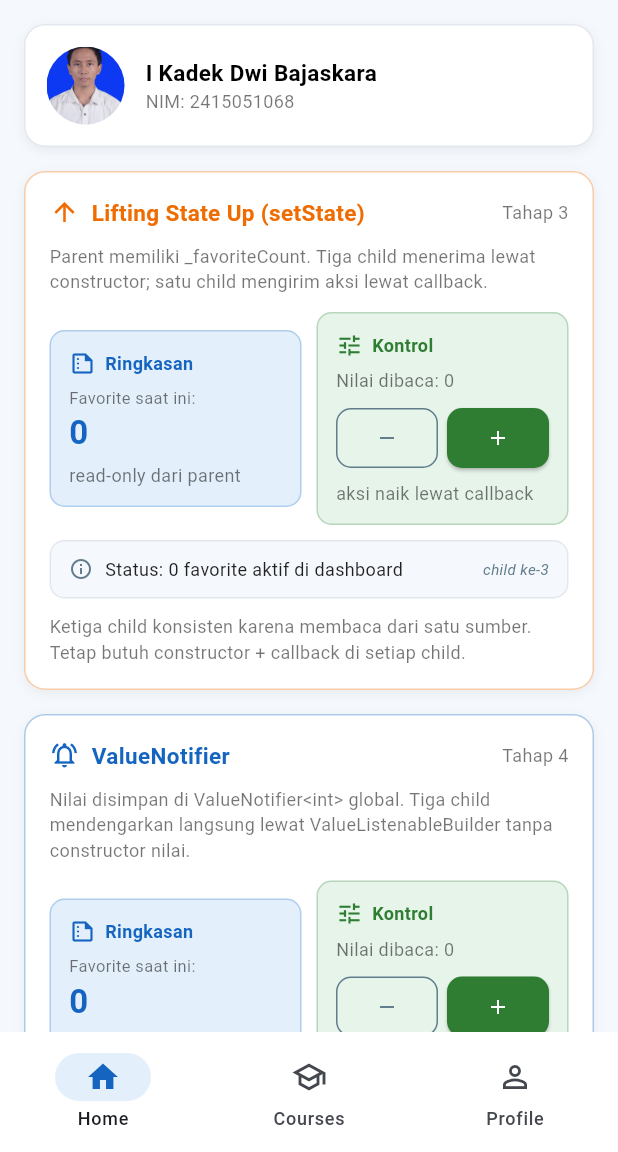
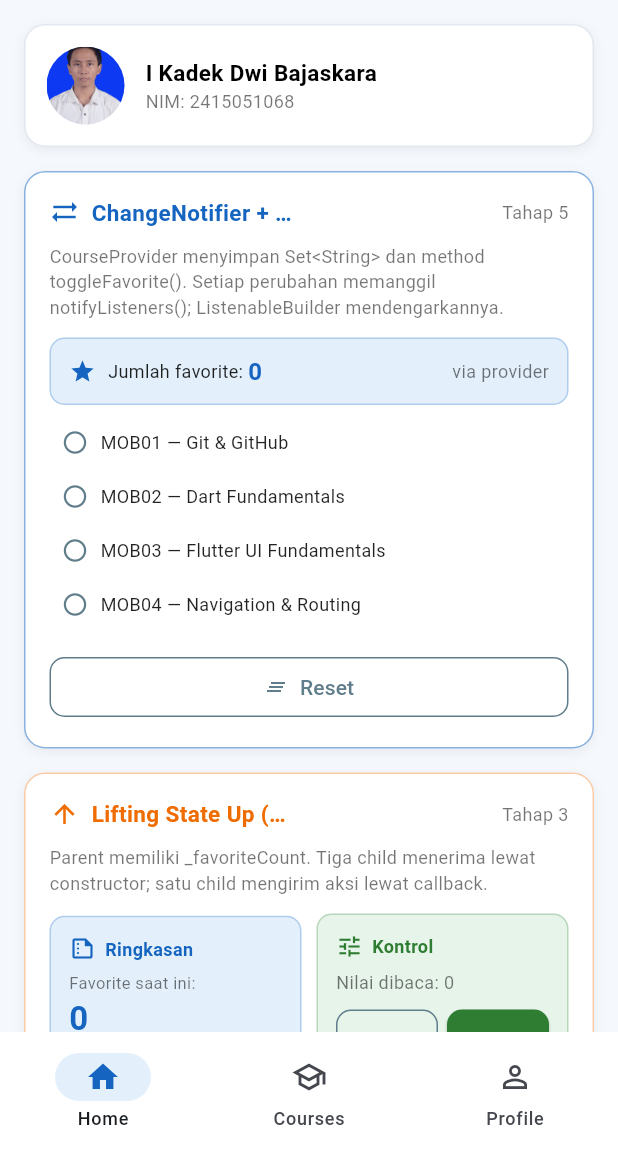
Before and after one commit to shiroKaraa/Course-Explorer-v2, a Flutter app: the screen it shows after launch, on a phone screen of 412 x 824 dp, the part 84-1236 px from its top. Run offline on Flutter 3.47's test engine with Material 3 defaults, Android fonts, the phone set to English and light mode, and no system bars.

Commit message:
Buat ChangeNotifier untuk state course

```diff
--- /dev/null
+++ b/lib/course_provider.dart
@@ -0,0 +1,37 @@
+import 'package:flutter/foundation.dart';
+
+class CourseProvider extends ChangeNotifier {
+
+  final Set<String> _favorites = <String>{};
+
+
+  Set<String> get favorites => Set.unmodifiable(_favorites);
+
+  int get favoriteCount => _favorites.length;
+
+  bool isFavorite(String code) => _favorites.contains(code);
+
+  void toggleFavorite(String code) {
+    if (_favorites.contains(code)) {
+      _favorites.remove(code);
+    } else {
+      _favorites.add(code);
+    }
+    notifyListeners();
+  }
+
+  void setFavorite(String code, bool value) {
+    if (value) {
+      _favorites.add(code);
+    } else {
+      _favorites.remove(code);
+    }
+    notifyListeners();
+  }
+
+  void clearFavorites() {
+    if (_favorites.isEmpty) return;
+    _favorites.clear();
+    notifyListeners();
+  }
+}
--- a/lib/main.dart
+++ b/lib/main.dart
@@ -1,6 +1,7 @@
 import 'dart:convert';
 import 'package:flutter/material.dart';
 import 'package:flutter/services.dart' show rootBundle, Clipboard, ClipboardData;
+import 'course_provider.dart';
 import 'quiz_data.dart';
 
 // ===== IDENTITAS =====
@@ -27,11 +28,12 @@ final Future<Json> studentDataFuture = rootBundle
     .loadString('assets/data/student_data.json')
     .then((s) => jsonDecode(s) as Json);
 
-// ===== SHARED STATE (dipakai lintas widget/screen) =====
+// ===== SHARED STATE LAMA (masih dipakai widget yang belum dimigrasi) =====
 final favorites = ValueNotifier<Set<String>>(<String>{});
 final quizScore = ValueNotifier<int?>(null);
 final courseFilter = ValueNotifier<String>('all');
 final favoriteCounter = ValueNotifier<int>(0);
+final courseProvider = CourseProvider();
 
 extension CourseX on Json {
   String str(String k, [String d = '-']) => this[k]?.toString() ?? d;
@@ -100,7 +102,14 @@ Widget cardHeader(IconData icon, String title, Widget trailing,
     Row(children: [
       Icon(icon, color: color, size: iconSize),
       const SizedBox(width: 8),
-      Text(title, style: ts(15, w: FontWeight.bold, color: color)),
+      Expanded(                          // ← tambahkan ini
+        child: Text(
+          title,
+          style: ts(15, w: FontWeight.bold, color: color),
+          overflow: TextOverflow.ellipsis, // ← opsional, biar rapi
+          maxLines: 1,
+        ),
+      ),
       const Spacer(),
       trailing,
     ]);
@@ -502,6 +511,8 @@ class _MiniQuizCardState extends State<MiniQuizCard> {
         ],
       );
 }
+
+// ===== KARTU KLASIFIKASI STATE =====
 class StateClassificationCard extends StatelessWidget {
   const StateClassificationCard({super.key});
 
@@ -509,50 +520,56 @@ class StateClassificationCard extends StatelessWidget {
     (
       'Tab aktif MainShellPage',
       'Local',
-      'Hanya dipakai MainShellPage untuk memilih IndexedStack, tidak dibutuhkan widget lain.',
+      'Hanya dipakai MainShellPage untuk memilih IndexedStack.',
       'setState()',
     ),
     (
       'Progress MiniQuiz (_index, _score, _selected, _finished)',
       'Local',
-      'Hanya relevan selama user mengerjakan quiz di dalam satu kartu.',
+      'Hanya relevan selama user mengerjakan quiz.',
       'setState()',
     ),
     (
       'Show/hide deskripsi CourseCard',
       'Local',
-      'Setiap kartu punya preferensi buka/tutup sendiri, tidak perlu dibagi ke kartu lain.',
+      'Setiap kartu punya preferensi buka/tutup sendiri.',
       'setState()',
     ),
     (
       'Show full description di CourseDetailPage',
       'Local',
-      'Hanya mengatur tampilan satu halaman detail saat itu.',
+      'Hanya mengatur tampilan satu halaman detail.',
       'setState()',
     ),
     (
-      'Favorites (Set<String>)',
+      'Favorites (Set<String>) — versi ValueNotifier',
       'Shared',
-      'Dipakai di Home, Courses, Profile, dan Detail; harus konsisten di semua screen.',
+      'Dipakai di Home, Courses, Profile, dan Detail.',
       'ValueNotifier',
     ),
     (
       'Quiz score & course filter',
       'Shared',
-      'Quiz score tampil di Profile; filter dipakai CourseGridPage dan _FilterBar.',
+      'Quiz score tampil di Profile; filter dipakai CourseGridPage.',
       'ValueNotifier',
     ),
     (
       '_favoriteCount di HomeDashboardPageV3',
       'Local (SSOT)',
-      'Contoh Single Source of Truth dengan setState + callback (Tahap 3).',
+      'Contoh Single Source of Truth dengan setState + callback.',
       'setState()',
     ),
     (
       'favoriteCounter (ValueNotifier<int>)',
       'Shared',
-      'Satu nilai yang bisa didengarkan banyak widget langsung tanpa constructor. Contoh pola listener (Tahap 4).',
+      'Pola listener sederhana (Tahap 4).',
       'ValueNotifier',
+    ),
+    (
+      'CourseProvider.favorites',
+      'Shared',
+      'Satu class ChangeNotifier yang menyimpan Set<String> + method toggleFavorite().',
+      'ChangeNotifier',
     ),
   ];
 
@@ -643,9 +660,7 @@ class _HomeDashboardPageV3State extends State<HomeDashboardPageV3> {
         gap(12),
         Row(children: [
           Expanded(
-            child: CourseSummaryTileV3(
-              favoriteCount: _favoriteCount,
-            ),
+            child: CourseSummaryTileV3(favoriteCount: _favoriteCount),
           ),
           const SizedBox(width: 10),
           Expanded(
@@ -658,9 +673,6 @@ class _HomeDashboardPageV3State extends State<HomeDashboardPageV3> {
         ]),
         gap(10),
         DashboardStatusBarV3(favoriteCount: _favoriteCount),
-        gap(10),
-        hint(
-            'Ketiga child konsisten karena membaca dari satu sumber. Tetap butuh constructor + callback di setiap child.'),
       ]),
     );
   }
@@ -744,8 +756,6 @@ class FavoriteTogglePanelV3 extends StatelessWidget {
               ),
             ),
           ]),
-          gap(4),
-          hint('aksi naik lewat callback'),
         ]),
       );
 }
@@ -804,9 +814,6 @@ class HomeDashboardPageV4 extends StatelessWidget {
         ]),
         gap(10),
         DashboardStatusBarV4(counter: favoriteCounter),
-        gap(10),
-        hint(
-            'Menambah child baru cukup dengan satu ValueListenableBuilder — tidak perlu menambah constructor di parent.'),
       ]),
     );
   }
@@ -838,8 +845,7 @@ class CourseSummaryTileV4 extends StatelessWidget {
           ValueListenableBuilder<int>(
             valueListenable: counter,
             builder: (_, value, __) => Text('$value',
-                style:
-                    ts(22, w: FontWeight.bold, color: AppColors.primary)),
+                style: ts(22, w: FontWeight.bold, color: AppColors.primary)),
           ),
           gap(4),
           hint('listen langsung'),
@@ -876,8 +882,7 @@ class FavoriteTogglePanelV4 extends StatelessWidget {
           gap(6),
           ValueListenableBuilder<int>(
             valueListenable: counter,
-            builder: (_, value, __) =>
-                hint('Nilai dibaca: $value'),
+            builder: (_, value, __) => hint('Nilai dibaca: $value'),
           ),
           gap(6),
           Row(children: [
@@ -897,8 +902,6 @@ class FavoriteTogglePanelV4 extends StatelessWidget {
               ),
             ),
           ]),
-          gap(4),
-          hint('aksi langsung ke notifier'),
         ]),
       );
 }
@@ -933,6 +936,107 @@ class DashboardStatusBarV4 extends StatelessWidget {
         ]),
       );
 }
+
+class ChangeNotifierDemoCard extends StatelessWidget {
+  const ChangeNotifierDemoCard({super.key});
+
+  @override
+  Widget build(BuildContext context) {
+    return AppCard(
+      padding: const EdgeInsets.all(16),
+      borderColor: AppColors.primary.withValues(alpha: 0.5),
+      child: Column(crossAxisAlignment: CrossAxisAlignment.stretch, children: [
+        cardHeader(
+          Icons.sync_alt,
+          'ChangeNotifier + notifyListeners()',
+          Text('Tahap 5', style: ts(12, color: Colors.black54)),
+          color: AppColors.primary,
+        ),
+        gap(10),
+        hint(
+            'CourseProvider menyimpan Set<String> dan method toggleFavorite(). Setiap perubahan memanggil notifyListeners(); ListenableBuilder mendengarkannya.'),
+        gap(12),
+        ListenableBuilder(
+          listenable: courseProvider,
+          builder: (_, __) => Column(
+            crossAxisAlignment: CrossAxisAlignment.stretch,
+            children: [
+              _counterRow(context),
+              gap(10),
+              _courseToggleList(context),
+            ],
+          ),
+        ),
+        gap(10),
+        Row(children: [
+          Expanded(
+            child: OutlinedButton.icon(
+              onPressed: () => courseProvider.clearFavorites(),
+              icon: const Icon(Icons.clear_all, size: 16),
+              label: const Text('Reset'),
+              style: outlined(AppColors.muted, pad: 8),
+            ),
+          ),
+        ]),
+      ]),
+    );
+  }
+
+  Widget _counterRow(BuildContext context) => Container(
+        padding: const EdgeInsets.symmetric(horizontal: 12, vertical: 10),
+        decoration: BoxDecoration(
+          color: AppColors.primarySoft,
+          borderRadius: BorderRadius.circular(10),
+          border: Border.all(color: AppColors.primary.withValues(alpha: 0.25)),
+        ),
+        child: Row(children: [
+          const Icon(Icons.star, size: 18, color: AppColors.primary),
+          const SizedBox(width: 8),
+          Text('Jumlah favorite: ',
+              style: ts(12, color: Colors.black87)),
+          Text('${courseProvider.favoriteCount}',
+              style: ts(16, w: FontWeight.bold, color: AppColors.primary)),
+          const Spacer(),
+          hint('via provider'),
+        ]),
+      );
+
+  Widget _courseToggleList(BuildContext context) => withCourses(
+        handleStates: false,
+        (_, courses) => Column(children: [
+          for (final c in courses.take(4))
+            Padding(
+              padding: const EdgeInsets.only(bottom: 6),
+              child: InkWell(
+                borderRadius: BorderRadius.circular(8),
+                onTap: () => courseProvider.toggleFavorite(c.code),
+                child: Padding(
+                  padding:
+                      const EdgeInsets.symmetric(horizontal: 8, vertical: 6),
+                  child: Row(children: [
+                    Icon(
+                      courseProvider.isFavorite(c.code)
+                          ? Icons.check_circle
+                          : Icons.radio_button_unchecked,
+                      size: 18,
+                      color: courseProvider.isFavorite(c.code)
+                          ? AppColors.success
+                          : AppColors.muted,
+                    ),
+                    const SizedBox(width: 8),
+                    Expanded(
+                      child: Text('${c.code} — ${c.title}',
+                          maxLines: 1,
+                          overflow: TextOverflow.ellipsis,
+                          style: ts(12, color: Colors.black87)),
+                    ),
+                  ]),
+                ),
+              ),
+            ),
+        ]),
+      );
+}
 class PropDrillingNoteCard extends StatelessWidget {
   const PropDrillingNoteCard({super.key});
 
@@ -947,10 +1051,10 @@ class PropDrillingNoteCard extends StatelessWidget {
             color: AppColors.warn,
           ),
           gap(10),
-          _bullet('State _favoriteCount dimiliki HomeDashboardPage dan harus dikirim ke setiap child yang membutuhkannya lewat constructor.'),
-          _bullet('Setiap child yang ingin mengubah nilai harus menerima callback dari parent, sehingga parameter constructor terus bertambah.'),
-          _bullet('Kalau ada child ketiga atau keempat yang butuh nilai yang sama, kita harus menambah constructor lagi — inilah prop drilling.'),
-          _bullet('Risiko duplikasi: jika suatu saat child menyimpan salinan nilainya sendiri, nilai bisa tidak sinkron dengan parent.'),
+          _bullet('State _favoriteCount dimiliki HomeDashboardPage dan harus dikirim ke setiap child lewat constructor.'),
+          _bullet('Setiap child yang ingin mengubah nilai harus menerima callback dari parent.'),
+          _bullet('Menambah child baru berarti menambah constructor baru — inilah prop drilling.'),
+          _bullet('Risiko duplikasi: child yang menyimpan salinan bisa tidak sinkron.'),
         ]),
       );
 
@@ -981,10 +1085,10 @@ class LiftingStateUpNoteCard extends StatelessWidget {
             Text('Tahap 3', style: ts(12, color: Colors.black54)),
           ),
           gap(10),
-          _bullet('State _favoriteCount diangkat ke ancestor terdekat yang membutuhkannya, yaitu HomeDashboardPage.'),
-          _bullet('HomeDashboardPage menjadi satu-satunya pemilik (Single Source of Truth). Tidak ada child yang menyimpan salinan nilai.'),
-          _bullet('Tiga child menerima nilai yang sama lewat constructor: CourseSummaryTile, FavoriteTogglePanel, dan DashboardStatusBar.'),
-          _bullet('Hanya FavoriteTogglePanel yang juga menerima callback, karena hanya dia yang mengubah nilai.'),
+          _bullet('State _favoriteCount diangkat ke ancestor terdekat.'),
+          _bullet('HomeDashboardPage menjadi Single Source of Truth.'),
+          _bullet('Tiga child menerima nilai yang sama lewat constructor.'),
+          _bullet('Hanya FavoriteTogglePanel yang menerima callback.'),
         ]),
       );
 
@@ -1016,16 +1120,11 @@ class ValueNotifierComparisonCard extends StatelessWidget {
             color: AppColors.primary,
           ),
           gap(10),
-          _row('Pemilik state', 'Widget (State class)', 'ValueNotifier<int> global'),
-          _row('Child menerima nilai lewat', 'Constructor (int)', 'ValueNotifier<int> (reference)'),
-          _row('Child mengubah nilai lewat', 'Callback dari parent', 'counter.value = ... langsung'),
-          _row('Rebuild dipicu oleh', 'setState() di parent', 'notifier.value berubah'),
-          _row('Rebuild terbatas pada', 'Seluruh subtree parent', 'Hanya ValueListenableBuilder'),
-          _row('Menambah child baru', 'Tambah constructor', 'Cukup bungkus dengan ValueListenableBuilder'),
-          _row('Cocok untuk', 'Local state kompleks', 'Nilai sederhana yang dipakai banyak widget'),
-          gap(6),
-          hint(
-              'Kesimpulan: ValueNotifier menyederhanakan prop drilling, tetapi masih global. Tahap 5 (ChangeNotifier) dan Tahap 6 (Provider) akan memindahkan notifier ke dalam widget tree.'),
+          _row('Pemilik state', 'Widget (State class)', 'ValueNotifier global'),
+          _row('Child menerima nilai lewat', 'Constructor', 'Reference notifier'),
+          _row('Child mengubah nilai lewat', 'Callback parent', 'notifier.value = ...'),
+          _row('Rebuild dipicu oleh', 'setState()', 'notifier.value berubah'),
+          _row('Cakupan rebuild', 'Seluruh subtree parent', 'Hanya ValueListenableBuilder'),
         ]),
       );
 
@@ -1047,6 +1146,49 @@ class ValueNotifierComparisonCard extends StatelessWidget {
         ]),
       );
 }
+class ChangeNotifierComparisonCard extends StatelessWidget {
+  const ChangeNotifierComparisonCard({super.key});
+
+  @override
+  Widget build(BuildContext context) => AppCard(
+        borderColor: AppColors.success.withValues(alpha: 0.35),
+        child: Column(crossAxisAlignment: CrossAxisAlignment.start, children: [
+          cardHeader(
+            Icons.sync_alt,
+            'Perbandingan ValueNotifier vs ChangeNotifier',
+            Text('Tahap 5', style: ts(12, color: Colors.black54)),
+          ),
+          gap(10),
+          _row('Menyimpan', 'Satu nilai (int, bool, Set, ...)', 'Banyak field sekaligus'),
+          _row('Method sendiri', 'Tidak bisa', 'Bisa (mis. toggleFavorite)'),
+          _row('Notifikasi', 'notifier.value = ...', 'notifyListeners()'),
+          _row('Logika terkait', 'Ditulis di luar class', 'Di dalam class'),
+          _row('Bisa diuji terpisah', 'Terbatas', 'Ya (pure Dart)'),
+          _row('Cocok untuk', 'Satu nilai sederhana', 'State gabungan + logika'),
+          gap(6),
+          hint(
+              'Kesimpulan: ChangeNotifier memindahkan logika state keluar dari widget. Pada Tahap 6, instance CourseProvider akan disediakan lewat Provider agar tidak perlu variabel global.'),
+        ]),
+      );
+
+  Widget _row(String label, String v4, String v5) => Padding(
+        padding: const EdgeInsets.only(bottom: 6),
+        child: Column(crossAxisAlignment: CrossAxisAlignment.start, children: [
+          Text(label, style: ts(11, w: FontWeight.bold, color: Colors.black87)),
+          const SizedBox(height: 2),
+          Row(children: [
+            Expanded(
+              child: Text('ValueNotifier: $v4',
+                  style: ts(11, color: AppColors.primary, height: 1.3)),
+            ),
+            Expanded(
+              child: Text('ChangeNotifier: $v5',
+                  style: ts(11, color: AppColors.success, height: 1.3)),
+            ),
+          ]),
+        ]),
+      );
+}
 
 class FavoriteSectionCard extends StatelessWidget {
   const FavoriteSectionCard({super.key});
@@ -1064,7 +1206,7 @@ class FavoriteSectionCard extends StatelessWidget {
                 Column(crossAxisAlignment: CrossAxisAlignment.start, children: [
               cardHeader(
                 Icons.star,
-                'Course Favorite',
+                'Course Favorite (ValueNotifier)',
                 Text('${favCourses.length}',
                     style:
                         ts(13, w: FontWeight.bold, color: AppColors.success)),
@@ -1182,6 +1324,8 @@ class _HomeTabPage extends StatelessWidget {
         children: [
           const IdentityCard(),
           gap(),
+          const ChangeNotifierDemoCard(),
+          gap(),
           const HomeDashboardPageV3(),
           gap(),
           const HomeDashboardPageV4(),
@@ -1274,6 +1418,8 @@ class _ProfileTabPage extends StatelessWidget {
         const LiftingStateUpNoteCard(),
         gap(),
         const ValueNotifierComparisonCard(),
+        gap(),
+        const ChangeNotifierComparisonCard(),
         gap(),
         ...section(
           'Informasi Mahasiswa',
```
Also changed, not shown: 1 other file.
